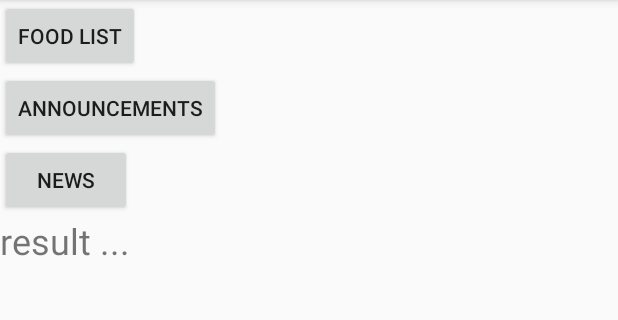
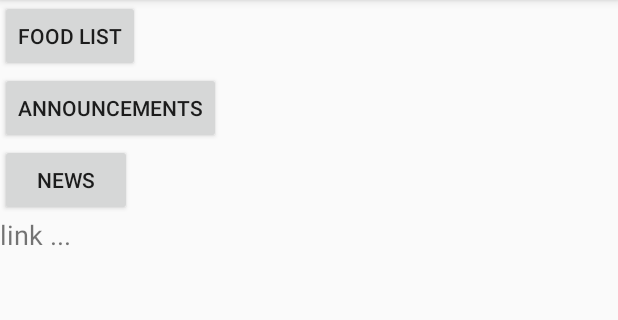
Before and after one commit to gurkay/mysourcecodesandroid, an Android app: the ActivityJSoupLibrary screen opened directly, with no data from a screen before it, on a phone screen of 412 x 824 dp, the part 84-404 px from its top. Run offline under Robolectric (Android 15) with nearby library versions, the phone set to English and light mode, and no system bars.

Commit message:
New Examples find animals files update

```diff
--- a/app/src/main/res/layout/activity_example1.xml
+++ b/app/src/main/res/layout/activity_example1.xml
@@ -1,6 +1,7 @@
 <?xml version="1.0" encoding="utf-8"?>
 <LinearLayout
     xmlns:android="http://schemas.android.com/apk/res/android"
+    xmlns:app="http://schemas.android.com/apk/res-auto"
     android:layout_width="match_parent"
     android:layout_height="match_parent"
     android:background="@color/colorAccent"
@@ -10,7 +11,7 @@
         android:id="@+id/imgExample1"
         android:layout_width="wrap_content"
         android:layout_height="match_parent"
-        android:src="@mipmap/ic_launcher_flag_turkey"/>
+        app:srcCompat="@mipmap/ic_launcher_flag_turkey"/>
 
     <TextView
         android:id="@+id/txtExample1"
--- a/app/src/main/res/layout/activity_find_animal_level_message.xml
+++ b/app/src/main/res/layout/activity_find_animal_level_message.xml
@@ -1,6 +1,7 @@
 <?xml version="1.0" encoding="utf-8"?>
 <LinearLayout
     xmlns:android="http://schemas.android.com/apk/res/android"
+    xmlns:app="http://schemas.android.com/apk/res-auto"
     android:layout_width="match_parent"
     android:layout_height="match_parent"
     android:orientation="vertical"
@@ -10,7 +11,7 @@
         android:id="@+id/imgFindAnimalsLevelMessage"
         android:layout_width="wrap_content"
         android:layout_height="wrap_content"
-        android:src="@drawable/turkey"/>
+        app:srcCompat="@drawable/turkey"/>
 
     <TextView
         android:id="@+id/txtLevelFindAnimalsLevelMessage"
--- a/app/src/main/res/layout/activity_find_animal_time_finish.xml
+++ b/app/src/main/res/layout/activity_find_animal_time_finish.xml
@@ -1,6 +1,7 @@
 <?xml version="1.0" encoding="utf-8"?>
 <LinearLayout
     xmlns:android="http://schemas.android.com/apk/res/android"
+    xmlns:app="http://schemas.android.com/apk/res-auto"
     android:layout_width="match_parent"
     android:layout_height="match_parent"
     android:orientation="vertical"
@@ -10,7 +11,7 @@
         android:id="@+id/imgFindAnimalTimeFinish"
         android:layout_width="wrap_content"
         android:layout_height="wrap_content"
-        android:src="@drawable/turkey"/>
+        app:srcCompat="@drawable/turkey"/>
 
     <TextView
         android:id="@+id/txtFindAnimalTimeFinish"
--- a/app/src/main/res/layout/activity_j_soup_library.xml
+++ b/app/src/main/res/layout/activity_j_soup_library.xml
@@ -1,14 +1,10 @@
 <?xml version="1.0" encoding="utf-8"?>
 <LinearLayout
     xmlns:android="http://schemas.android.com/apk/res/android"
-    xmlns:app="http://schemas.android.com/apk/res-auto"
     xmlns:tools="http://schemas.android.com/tools"
     android:layout_width="match_parent"
     android:layout_height="match_parent"
-    tools:context=".ActivityJSoupLibrary"
     android:orientation="vertical">
-
-
 
     <Button
         android:id="@+id/j_soup_btntab1"
@@ -26,17 +22,25 @@
         android:layout_height="wrap_content"
         android:text="News"/>
 
+    <TextView
+        android:id="@+id/j_soup_txtlink"
+        android:layout_width="wrap_content"
+        android:layout_height="wrap_content"
+        android:text="link ..."
+        android:textSize="18sp"/>
+
     <ScrollView
-        android:layout_width="wrap_content"
+        android:layout_width="match_parent"
         android:layout_height="wrap_content">
-        <TextView
-            android:id="@+id/j_soup_txtresult"
-            android:layout_width="wrap_content"
+
+        <LinearLayout
+            android:id="@+id/j_soup_pnl_add"
+            android:layout_width="match_parent"
             android:layout_height="wrap_content"
-            android:text="result ..."
-            android:textSize="24sp"/>
+            android:orientation="vertical">
+
+        </LinearLayout>
+
     </ScrollView>
 
-
-
 </LinearLayout>
--- a/app/src/main/res/layout/activity_main_listview.xml
+++ b/app/src/main/res/layout/activity_main_listview.xml
@@ -1,6 +1,7 @@
 <?xml version="1.0" encoding="utf-8"?>
 <LinearLayout
     xmlns:android="http://schemas.android.com/apk/res/android"
+    xmlns:app="http://schemas.android.com/apk/res-auto"
     android:layout_width="match_parent"
     android:layout_height="match_parent"
     android:orientation="horizontal">
@@ -9,7 +10,7 @@
         android:id="@+id/imgViewIcon"
         android:layout_width="75dp"
         android:layout_height="75dp"
-        android:src="@mipmap/ic_launcher"/>
+        app:srcCompat="@mipmap/ic_launcher"/>
 
     <LinearLayout
         android:layout_width="wrap_content"
```
Also changed, not shown: app/src/main/java/com/mysourcecodesandroid/ActivityJSoupLibrary.java (+49 -16 lines), app/src/main/res/layout/activity_find_animals.xml (+4 -3 lines), app/src/main/res/layout/activity_grid_layout_card_view.xml (+6 -6 lines), app/src/main/res/layout/activity_warior.xml (+5 -4 lines), 1 other file.
